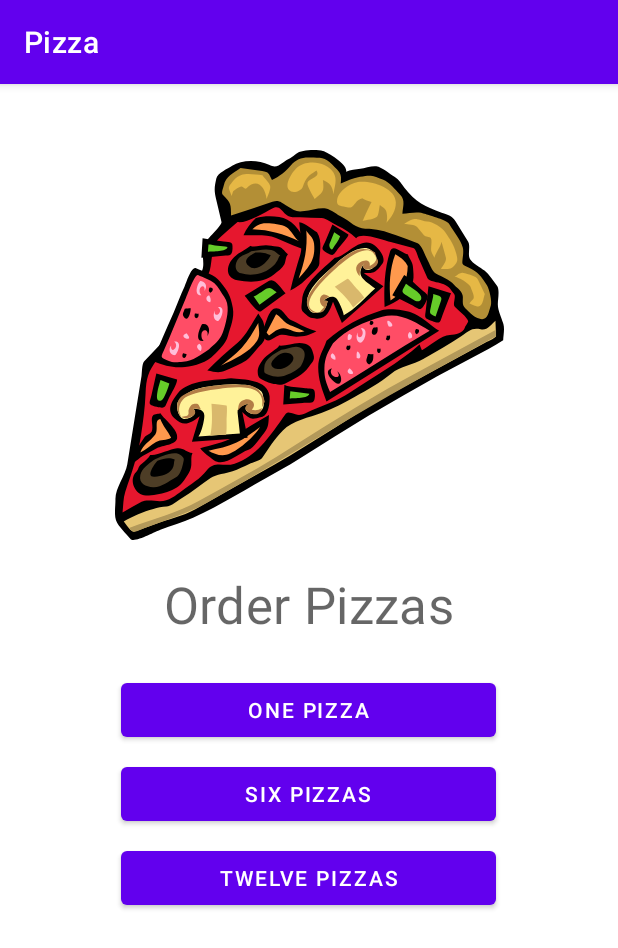
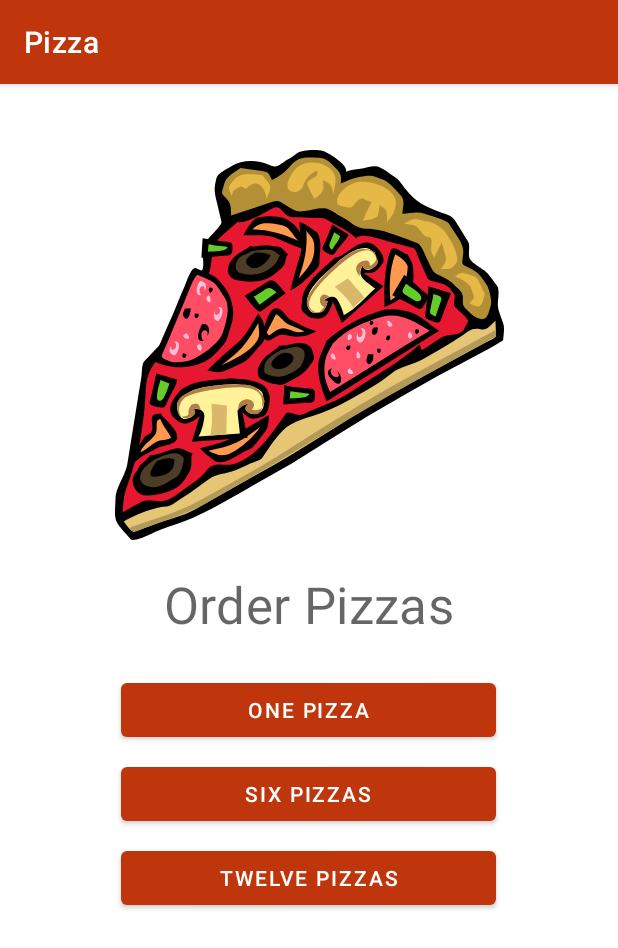
Before and after one commit to maneletorres/Pizza, an Android app: the screen it shows after launch (MainActivity), on a phone screen of 412 x 824 dp. Shown: the top 948 px of the screen. Run offline under Robolectric (Android 15) with nearby library versions, the phone set to English and light mode, and no system bars; our stand-ins replace data binding, navigation-ui.

Commit message:
Added app theme.

```diff
--- a/app/src/main/res/values-night/themes.xml
+++ b/app/src/main/res/values-night/themes.xml
@@ -2,12 +2,12 @@
     <!-- Base application theme. -->
     <style name="Theme.Pizza" parent="Theme.MaterialComponents.DayNight.DarkActionBar">
         <!-- Primary brand color. -->
-        <item name="colorPrimary">@color/purple_200</item>
-        <item name="colorPrimaryVariant">@color/purple_700</item>
+        <item name="colorPrimary">@color/deep_orange</item>
+        <item name="colorPrimaryVariant">@color/deep_orange_dark</item>
         <item name="colorOnPrimary">@color/black</item>
         <!-- Secondary brand color. -->
-        <item name="colorSecondary">@color/teal_200</item>
-        <item name="colorSecondaryVariant">@color/teal_200</item>
+        <item name="colorSecondary">@color/cyan</item>
+        <item name="colorSecondaryVariant">@color/cyan_dark</item>
         <item name="colorOnSecondary">@color/black</item>
         <!-- Status bar color. -->
         <item name="android:statusBarColor">?attr/colorPrimaryVariant</item>
--- a/app/src/main/res/values/colors.xml
+++ b/app/src/main/res/values/colors.xml
@@ -1,10 +1,11 @@
 <?xml version="1.0" encoding="utf-8"?>
 <resources>
-    <color name="purple_200">#FFBB86FC</color>
-    <color name="purple_500">#FF6200EE</color>
-    <color name="purple_700">#FF3700B3</color>
-    <color name="teal_200">#FF03DAC5</color>
-    <color name="teal_700">#FF018786</color>
+    <color name="deep_orange">#BF360C</color>
+    <color name="deep_orange_dark">#870000</color>
+    <color name="deep_orange_light">#F9683A</color>
+    <color name="cyan">#00ACC1</color>
+    <color name="cyan_dark">#007C91</color>
+    <color name="cyan_light">#5DDEF4</color>
     <color name="black">#FF000000</color>
     <color name="white">#FFFFFFFF</color>
 </resources>
--- a/app/src/main/res/values/themes.xml
+++ b/app/src/main/res/values/themes.xml
@@ -2,12 +2,12 @@
     <!-- Base application theme. -->
     <style name="Theme.Pizza" parent="Theme.MaterialComponents.DayNight.DarkActionBar">
         <!-- Primary brand color. -->
-        <item name="colorPrimary">@color/purple_500</item>
-        <item name="colorPrimaryVariant">@color/purple_700</item>
+        <item name="colorPrimary">@color/deep_orange</item>
+        <item name="colorPrimaryVariant">@color/deep_orange_dark</item>
         <item name="colorOnPrimary">@color/white</item>
         <!-- Secondary brand color. -->
-        <item name="colorSecondary">@color/teal_200</item>
-        <item name="colorSecondaryVariant">@color/teal_700</item>
+        <item name="colorSecondary">@color/cyan</item>
+        <item name="colorSecondaryVariant">@color/cyan_dark</item>
         <item name="colorOnSecondary">@color/black</item>
         <!-- Status bar color. -->
         <item name="android:statusBarColor">?attr/colorPrimaryVariant</item>
```
